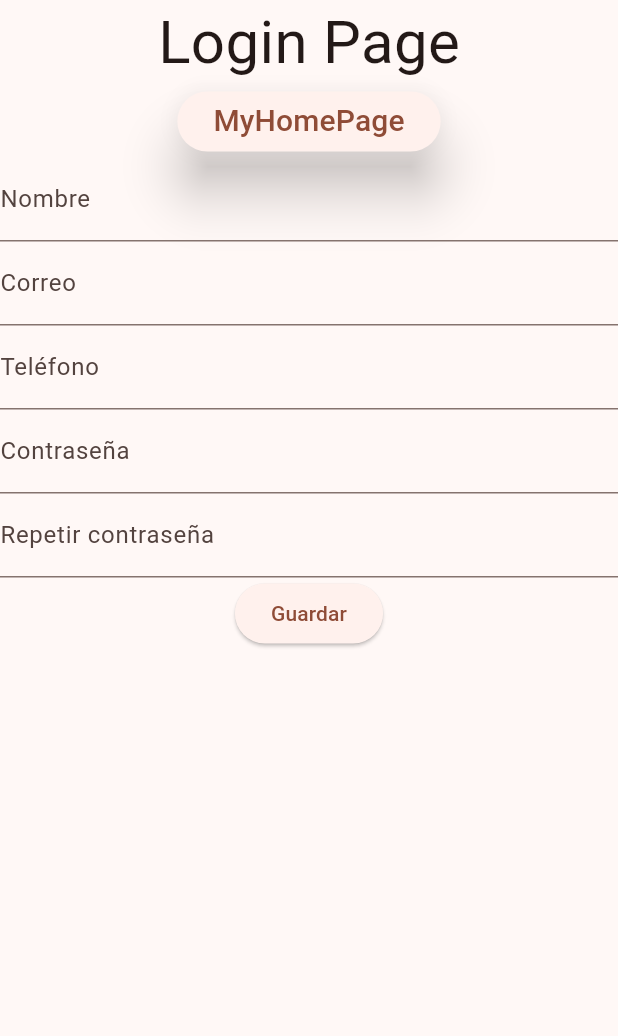
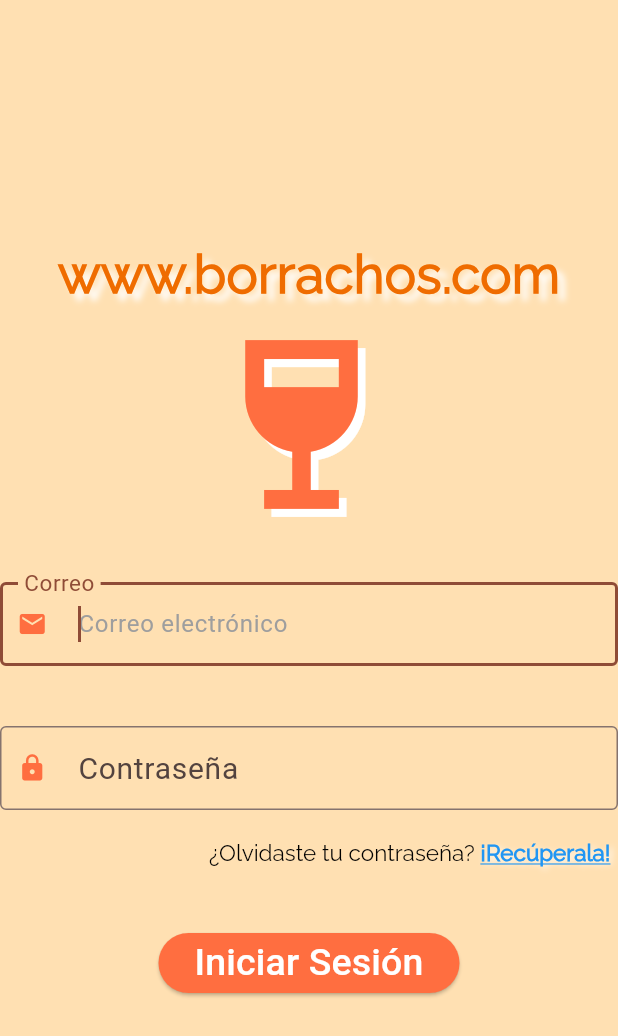
Before and after one commit to chernandez83/my_first_flutter_app, a Flutter app: the screen it shows after launch, on a phone screen of 412 x 824 dp. Shown: the top 1036 px of the screen. Run offline on Flutter 3.47's test engine with Material 2 defaults, Android fonts, the phone set to English and light mode, and no system bars; our stand-ins replace page_transition; project files that could hold a hidden picture were left out.

Commit message:
Form Actividad

```diff
--- a/lib/Common/MyRouters.dart
+++ b/lib/Common/MyRouters.dart
@@ -1,5 +1,6 @@
 import 'package:flutter/material.dart';
 import 'package:my_first_app/Pages/LoginPage.dart';
+import 'package:my_first_app/Pages/LoginPageAlt.dart';
 import 'package:my_first_app/Pages/MyHomePage.dart';
 import 'package:my_first_app/Pages/NowPlayingPage.dart';
 import 'package:my_first_app/Pages/PlayListPage.dart';
@@ -8,6 +9,7 @@ import 'package:page_transition/page_transition.dart';
 
 const String ROUTE_HOME = '/home';
 const String ROUTE_LOGIN = '/login';
+const String ROUTE_LOGIN_ALT = '/loginalt';
 const String ROUTE_PLAYLIST = '/playlist';
 const String ROUTE_PLAYLISTALT = '/playlistalt';
 const String ROUTE_NOWPLAYING = '/nowplaying';
@@ -28,6 +30,13 @@ class MyRouters {
         return PageTransition(
           child: const LoginPage(),
           type: PageTransitionType.fade,
+          settings: settings,
+        );
+      case ROUTE_LOGIN_ALT:
+        return PageTransition(
+          child: const LoginPageAlt(),
+          type: PageTransitionType.scale,
+          alignment: Alignment.center,
           settings: settings,
         );
       case ROUTE_PLAYLIST:
--- /dev/null
+++ b/lib/Pages/LoginPageAlt.dart
@@ -0,0 +1,64 @@
+import 'package:flutter/material.dart';
+import 'package:my_first_app/Widgets/Forms/Actividad/MyFormActividad.dart';
+
+class LoginPageAlt extends StatefulWidget {
+  const LoginPageAlt({super.key});
+
+  @override
+  State<StatefulWidget> createState() => LoginPageAltState();
+}
+
+class LoginPageAltState extends State<LoginPageAlt>  {
+
+  @override
+  Widget build(BuildContext context) {
+    return Scaffold(
+      backgroundColor: Colors.orange.shade100,
+      body: SafeArea(
+        child: Center(
+          child: SingleChildScrollView(
+            child: Column(
+              children: [
+                Text(
+                  'www.borrachos.com',
+                  style: TextStyle(
+                    fontSize: 35,
+                    fontFamily: 'Raleway',
+                    fontWeight: FontWeight.bold,
+                    color: Colors.orange.shade800,
+                    shadows: const [
+                      Shadow(
+                        color: Colors.white,
+                        offset: Offset(5, 5),
+                        blurRadius: 5,
+                      ),
+                    ]
+                  ),
+                ),
+                const Stack(
+                  children: [
+                    Padding(
+                      padding: EdgeInsets.all(5),
+                      child: Icon(
+                        Icons.wine_bar_outlined,
+                        color: Colors.white,
+                        size: 150,
+                      ),
+                    ),
+                    Icon(
+                      Icons.wine_bar,
+                      color: Colors.deepOrangeAccent,
+                      size: 150,
+                    ),
+                  ],
+                ),
+                const MyFormActividad(),
+              ],
+            ),
+          ),
+        ),
+      ),
+    );
+  }
+
+}
--- /dev/null
+++ b/lib/Widgets/Forms/Actividad/MyFormActividad.dart
@@ -0,0 +1,197 @@
+import 'package:flutter/material.dart';
+
+class MyFormActividad extends StatefulWidget {
+  const MyFormActividad({super.key});
+
+  @override
+  State<StatefulWidget> createState() => MyFormActividadState();
+
+}
+
+class MyFormActividadState extends State<MyFormActividad> {
+  GlobalKey<FormState> formKey = GlobalKey();
+  TextEditingController ctrlEmail = TextEditingController();
+  TextEditingController ctrlPassword = TextEditingController();
+  FocusNode focusEmail = FocusNode();
+
+  @override
+  Widget build(BuildContext context) {
+    return Form(
+      key: formKey,
+      child: Column(
+        children: [
+          Padding(
+            padding: const EdgeInsets.symmetric(vertical: 20),
+            child: TextFormField(
+              controller: ctrlEmail,
+              validator: validateEmail,
+              keyboardType: TextInputType.emailAddress,
+              autofocus: true,
+              focusNode: focusEmail,
+              textAlign: TextAlign.left,
+              textAlignVertical: TextAlignVertical.top,
+              decoration: const InputDecoration(
+                labelText: 'Correo',
+                labelStyle: TextStyle(
+                  fontSize: 20,
+                ),
+                hintText: 'Correo electrónico',
+                hintStyle: TextStyle(
+                  color: Colors.grey,
+                ),
+                prefixIcon: Padding(
+                  padding: EdgeInsets.only(right: 5),
+                  child: Icon(
+                    Icons.email,
+                    color: Colors.deepOrangeAccent,
+                    size: 20,
+                  ),
+                ),
+                border: OutlineInputBorder(
+                  borderSide: BorderSide(
+                    color: Colors.deepOrangeAccent,
+                  )
+                ),
+                errorBorder: OutlineInputBorder(
+                    borderSide: BorderSide(
+                      color: Colors.red,
+                      width: 5,
+                    )
+                ),
+                errorStyle: TextStyle(
+                  fontSize: 20,
+                  color: Colors.red,
+                ),
+              ),
+            ),
+          ),
+          Padding(
+            padding: const EdgeInsets.symmetric(vertical: 20),
+            child: TextFormField(
+              controller: ctrlPassword,
+              validator: validatePassword,
+              keyboardType: TextInputType.emailAddress,
+              obscureText: true,
+              autofocus: false,
+              textAlign: TextAlign.left,
+              textAlignVertical: TextAlignVertical.top,
+              decoration: const InputDecoration(
+                labelText: 'Contraseña',
+                labelStyle: TextStyle(
+                  fontSize: 20,
+                ),
+                hintText: 'Contraseña',
+                hintStyle: TextStyle(
+                  color: Colors.grey,
+                ),
+                prefixIcon: Padding(
+                  padding: EdgeInsets.only(right: 5),
+                  child: Icon(
+                    Icons.lock,
+                    color: Colors.deepOrangeAccent,
+                    size: 20,
+                  ),
+                ),
+                border: OutlineInputBorder(
+                    borderSide: BorderSide(
+                      color: Colors.deepOrangeAccent,
+                    )
+                ),
+                errorBorder: OutlineInputBorder(
+                    borderSide: BorderSide(
+                      color: Colors.red,
+                      width: 5,
+                    )
+                ),
+                errorStyle: TextStyle(
+                  fontSize: 20,
+                  color: Colors.red,
+                ),
+              ),
+            ),
+          ),
+          Align(
+            alignment: Alignment.centerRight,
+            child: Padding(
+              padding: const EdgeInsets.only(right: 5, bottom: 40),
+              child: RichText(
+                text: const TextSpan(
+                  text: '¿Olvidaste tu contraseña? ',
+                  style: TextStyle(
+                    fontSize: 15,
+                    fontFamily: 'Raleway',
+                    color: Colors.black,
+                  ),
+                  children: [
+                    TextSpan(
+                      text: '¡Recúperala!',
+                      style: TextStyle(
+                        fontSize: 15,
+                        fontWeight: FontWeight.bold,
+                        fontFamily: 'Raleway',
+                        color: Colors.blue,
+                        decoration: TextDecoration.underline,
+                          shadows: [
+                            Shadow(
+                              color: Colors.white,
+                              offset: Offset(2,2),
+                              blurRadius: 5,
+                            ),
+                          ]
+                      ),
+                    )
+                  ],
+                ),
+              ),
+            ),
+          ),
+          ElevatedButton(
+            onPressed: () => validateForm(),
+            style: ElevatedButton.styleFrom(
+              backgroundColor: Colors.deepOrangeAccent,
+            ),
+            child: const Text(
+              'Iniciar Sesión',
+              style: TextStyle(
+                fontSize: 25,
+                color: Colors.white,
+              ),
+            ),
+          ),
+        ],
+      ),
+    );
+  }
+
+  validateForm() {
+    if(formKey.currentState!.validate()) {
+      print('Correo: ${ctrlEmail.text}');
+      print('Contraseña: ${ctrlPassword.text}');
+      formKey.currentState!.reset();
+      FocusScope.of(context).requestFocus(focusEmail);
+    }
+  }
+
+  String? validateEmail(String? value) {
+    String pattern = r"^[a-zA-Z0-9.a-zA-Z0-9.!#$%&'*+-/=?^_`{|}~]+@[a-zA-Z0-9]+\.[a-zA-Z]+";
+    RegExp regExpEmail = RegExp(pattern);
+
+    if(value.toString().isEmpty) {
+      return 'El correo electrónico es obligatorio';
+    } else if(!regExpEmail.hasMatch(value.toString())) {
+      return 'El correo electrónico no es válido';
+    }
+
+    return null;
+  }
+
+  String? validatePassword(String? value) {
+
+    if(value.toString().isEmpty){
+      return 'La contraseña es obligatoria';
+    }
+
+    return null;
+  }
+
+}
--- a/lib/main.dart
+++ b/lib/main.dart
@@ -17,7 +17,7 @@ class MyApp extends StatelessWidget {
       title: 'Flutter Demo',
       debugShowCheckedModeBanner: false,
       onGenerateRoute: MyRouters.generateRoute,
-      initialRoute: ROUTE_LOGIN,
+      initialRoute: ROUTE_LOGIN_ALT,
       theme: ThemeData(
         colorScheme: ColorScheme.fromSeed(seedColor: Colors.deepOrangeAccent),
         useMaterial3: true,
--- a/pubspec.yaml
+++ b/pubspec.yaml
@@ -89,6 +89,9 @@ flutter:
         - asset: assets/fonts/REM-Regular.ttf
   #       - asset: fonts/TrajanPro_Bold.ttf
   #         weight: 700
+    - family: Raleway
+      fonts:
+        - asset: assets/fonts/Raleway-Regular.ttf
   #
   # For details regarding fonts from package dependencies,
   # see https://flutter.dev/custom-fonts/#from-packages
```
Also changed, not shown: assets/fonts/Raleway-Regular.ttf (added).
